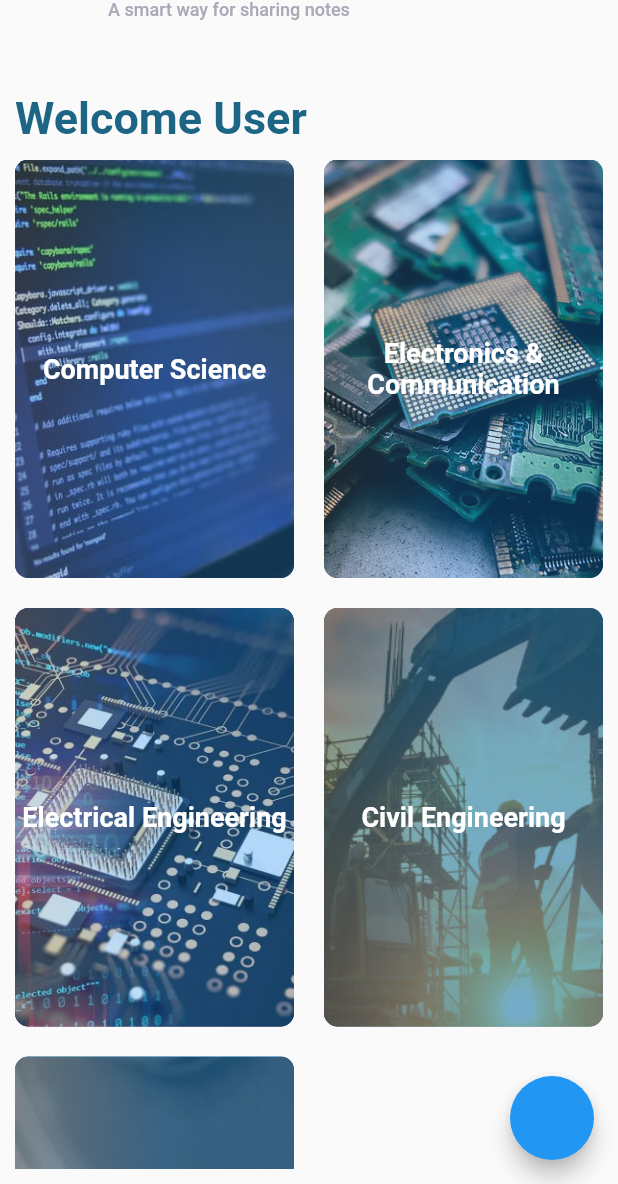
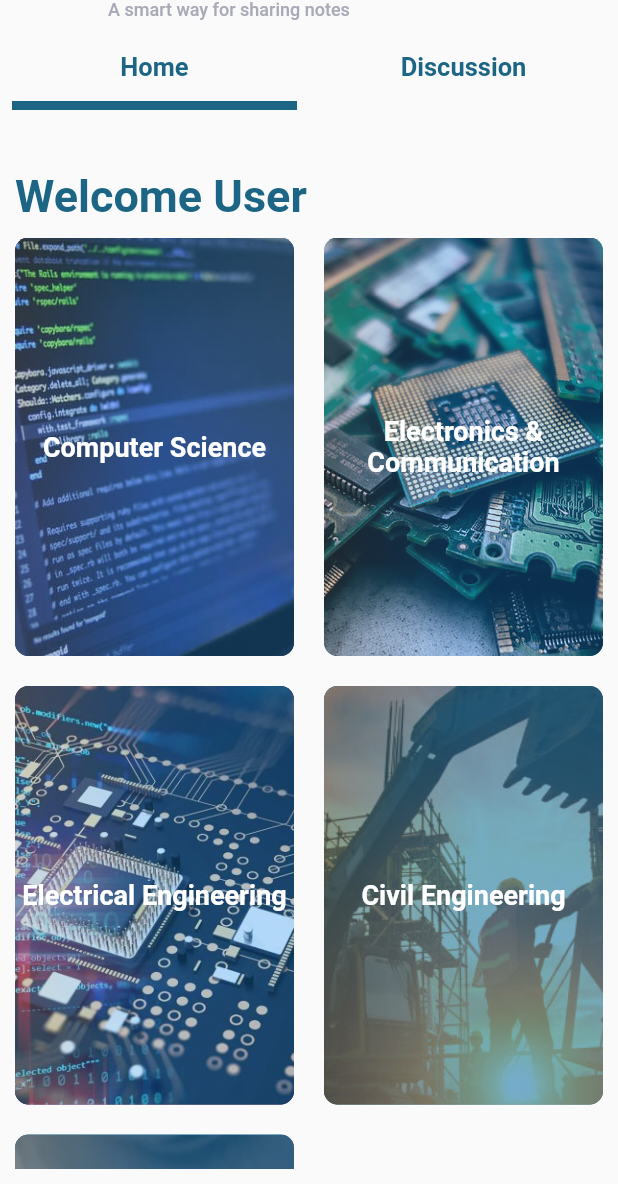
Before and after one commit to rak3n/NotesGallery-1, a Flutter app: the MyHomePage screen opened by its route, on a phone screen of 412 x 824 dp, the part 52-1236 px from its top. Run offline on Flutter 3.47's test engine with Material 2 defaults, Android fonts, the phone set to English and light mode, and no system bars; our stand-ins replace file_picker, firebase_auth, firebase_core, firebase_storage, flutter_easyloading, share and 1 more; missing offline and left inert: syncfusion_flutter_pdfviewer; accounts and stored records are empty; network calls fail.

```diff
--- a/lib/main.dart
+++ b/lib/main.dart
@@ -49,6 +49,7 @@ class MyApp extends StatelessWidget {
           theme: ThemeData(
             primarySwatch: Colors.blue,
           ),
+
           home: auth.userId != null
               ? MyHomePage()
               : FutureBuilder(
--- a/lib/screens/HomePageScreen/home_page_screen.dart
+++ b/lib/screens/HomePageScreen/home_page_screen.dart
@@ -1,5 +1,6 @@
 import 'package:flutter/material.dart';
 import 'package:notes_gallery/provider/authProvider.dart';
+import 'package:notes_gallery/screens/DiscussionPanelScreen/discussion_panel_screen.dart';
 import 'package:notes_gallery/screens/HomePageScreen/widgets/drawer_side.dart';
 import 'package:notes_gallery/widgets/box_gridView.dart';
 import 'package:provider/provider.dart';
@@ -15,7 +16,9 @@ class MyHomePage extends StatefulWidget {
 class _MyHomePageState extends State<MyHomePage> {
   @override
   Widget build(BuildContext context) {
-    return Scaffold(
+    return DefaultTabController(
+      length: 2,
+      child: Scaffold(
         appBar: AppBar(
           backgroundColor: Colors.transparent,
           elevation: 0,
@@ -40,15 +43,38 @@ class _MyHomePageState extends State<MyHomePage> {
               ),
             ],
           ),
+          bottom: TabBar(
+              indicatorColor: Color.fromRGBO(28, 101, 133, 1),
+              indicatorPadding: EdgeInsets.only(
+                left: 8,
+                right: 8,
               ),
-      floatingActionButton: Consumer<Authentication>(
-        builder: (context, auth, child) => FloatingActionButton(onPressed: () {
-          print(auth.currentUser?.displayName ?? "9999999999999");
-          Navigator.pushNamed(context, '/discussion');
-        }),
+              indicatorWeight: 6,
+              tabs: [
+                Tab(
+                  child: Text(
+                    "Home",
+                    style: TextStyle(
+                        color: Color.fromRGBO(28, 101, 133, 1),
+                        fontSize: 17,
+                        fontWeight: FontWeight.bold),
+                  ),
+                ),
+                Tab(
+                  child: Text(
+                    "Discussion",
+                    style: TextStyle(
+                        color: Color.fromRGBO(28, 101, 133, 1),
+                        fontSize: 17,
+                        fontWeight: FontWeight.bold),
+                  ),
+                )
+              ]),
         ),
         drawer: SideDrawer(),
-      body: Padding(
+        body: TabBarView(
+          children: [
+            Padding(
               padding: const EdgeInsets.all(10.0),
               child: Column(
                 crossAxisAlignment: CrossAxisAlignment.start,
@@ -76,6 +102,10 @@ class _MyHomePageState extends State<MyHomePage> {
                 ],
               ),
             ),
+            DiscussionPanelScreen()
+          ],
+        ),
+      ),
     );
   }
 }
```
Also changed, not shown: lib/screens/CommentsScreen/comments_screen.dart (+28 -5 lines), lib/screens/DiscussionPanelScreen/discussion_panel_screen.dart (+28 -28 lines), lib/screens/LoginScreen/login_screen.dart (+49 -24 lines), lib/screens/SignUpScreen/sign_up_screen.dart (+26 -18 lines). Lines whose indentation alone changed are shown as unchanged.
